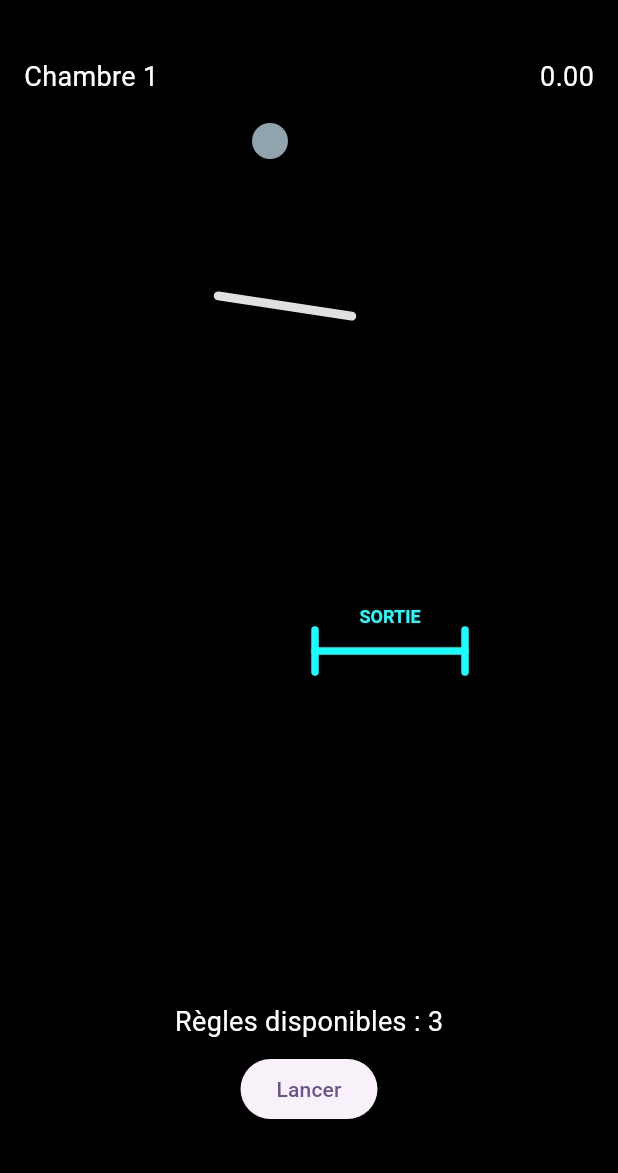
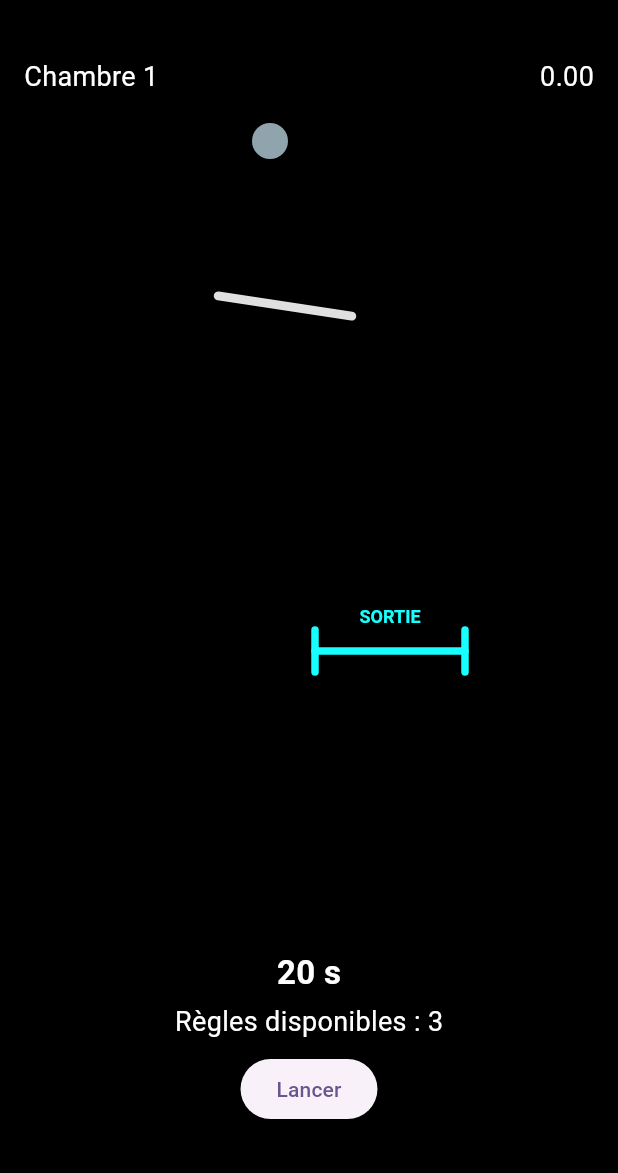
Before and after one commit to hichamDao/ball-ruler-game, a Flutter app: the screen it shows after launch, on a phone screen of 412 x 824 dp, the part 63-1236 px from its top. Run offline on Flutter 3.47's test engine with Material 3 defaults, Android fonts, the phone set to English and light mode, and no system bars.

Commit message:
Ajoute un minuteur de 20s en planification, lancement automatique a la fin
Pour garder le jeu tendu, la planification n'est plus a duree libre :
un compte a rebours de 20s (_planningDurationSeconds) s'affiche en bas
de l'ecran (passe en rouge dans les 5 dernieres secondes) et declenche
automatiquement la chute a zero, sans attendre que le joueur appuie
sur Lancer. Le bouton Lancer reste disponible pour partir plus tot.

Reinitialise a chaque nouvelle chambre et au redemarrage de la partie.

```diff
--- a/lib/game/ball_ruler_game.dart
+++ b/lib/game/ball_ruler_game.dart
@@ -33,12 +33,13 @@ class BallRulerGameState extends State<BallRulerGame>
   static const Offset _startPosition = Offset(180, 80);
   static const int _physicsSubsteps = 4; // évite de "traverser" une règle en cas de chute rapide
 
-  // Budgets par défaut (à ajuster facilement une fois la sensation testée) :
-  // pas de minuteur en planification, progression hybride (chambres écrites
-  // à la main puis procédurales), réserve d'urgence rechargée à chaque
-  // chambre. Voir data/chambers.dart pour la progression de difficulté.
+  // Budgets et minuteur par défaut (à ajuster facilement une fois la
+  // sensation testée) : progression hybride (chambres écrites à la main
+  // puis procédurales), réserve d'urgence rechargée à chaque chambre.
+  // Voir data/chambers.dart pour la progression de difficulté.
   static const int _planningBudgetPerChamber = 3;
   static const int _emergencyBudgetPerChamber = 1;
+  static const double _planningDurationSeconds = 20;
 
   final Ball _ball = Ball(position: _startPosition);
   final List<Ruler> _activeRulers = [];
@@ -49,6 +50,7 @@ class BallRulerGameState extends State<BallRulerGame>
   late Chamber _chamber;
   int _planningBudget = _planningBudgetPerChamber;
   int _emergencyBudget = _emergencyBudgetPerChamber;
+  double _planningTimeRemaining = _planningDurationSeconds;
 
   double _elapsed = 0; // ne compte que le temps en chute (voir _onTick)
   Size _gameSize = Size.zero;
@@ -79,7 +81,13 @@ class BallRulerGameState extends State<BallRulerGame>
     if (_phase == GamePhase.gameOver || dt <= 0 || dt > 0.05) return;
 
     setState(() {
-      if (_phase == GamePhase.falling) {
+      if (_phase == GamePhase.planning) {
+        _planningTimeRemaining -= dt;
+        if (_planningTimeRemaining <= 0) {
+          _planningTimeRemaining = 0;
+          _phase = GamePhase.falling; // temps écoulé : la chute démarre toute seule
+        }
+      } else if (_phase == GamePhase.falling) {
         _elapsed += dt;
         for (final r in _activeRulers) {
           r.update(dt); // no-op pour les obstacles statiques
@@ -196,6 +204,7 @@ class BallRulerGameState extends State<BallRulerGame>
     _loadChamber(_chamberIndex);
     _planningBudget = _planningBudgetPerChamber;
     _emergencyBudget = _emergencyBudgetPerChamber;
+    _planningTimeRemaining = _planningDurationSeconds;
     _phase = GamePhase.planning;
 
     // Remonte la bille en haut de la nouvelle chambre et réaligne la caméra
@@ -252,6 +261,7 @@ class BallRulerGameState extends State<BallRulerGame>
       _loadChamber(0);
       _planningBudget = _planningBudgetPerChamber;
       _emergencyBudget = _emergencyBudgetPerChamber;
+      _planningTimeRemaining = _planningDurationSeconds;
       _elapsed = 0;
       _phase = GamePhase.planning;
       _lastTick = Duration.zero;
@@ -303,6 +313,17 @@ class BallRulerGameState extends State<BallRulerGame>
                   child: Column(
                     mainAxisSize: MainAxisSize.min,
                     children: [
+                      Text(
+                        '${_planningTimeRemaining.ceil()} s',
+                        style: TextStyle(
+                          fontSize: 22,
+                          fontWeight: FontWeight.bold,
+                          color: _planningTimeRemaining <= 5
+                              ? Colors.redAccent
+                              : Colors.white,
+                        ),
+                      ),
+                      const SizedBox(height: 4),
                       _HudText('Règles disponibles : $_planningBudget'),
                       const SizedBox(height: 8),
                       ElevatedButton(
```
